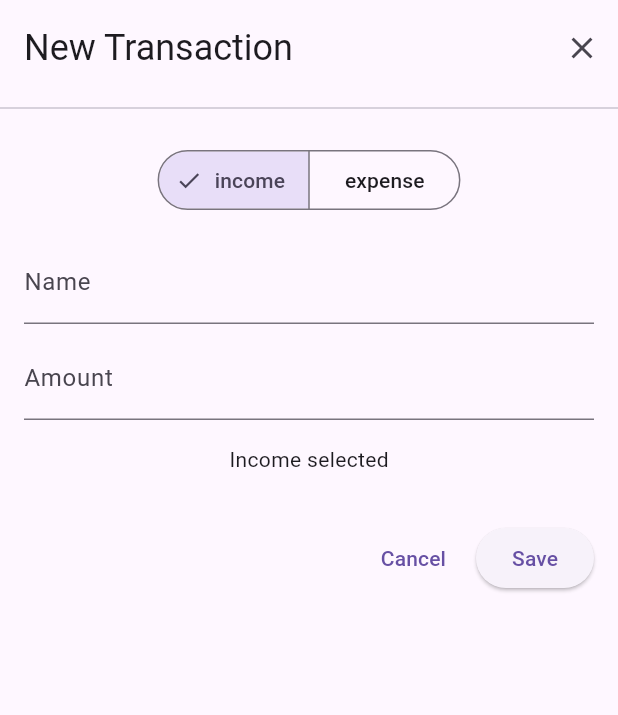
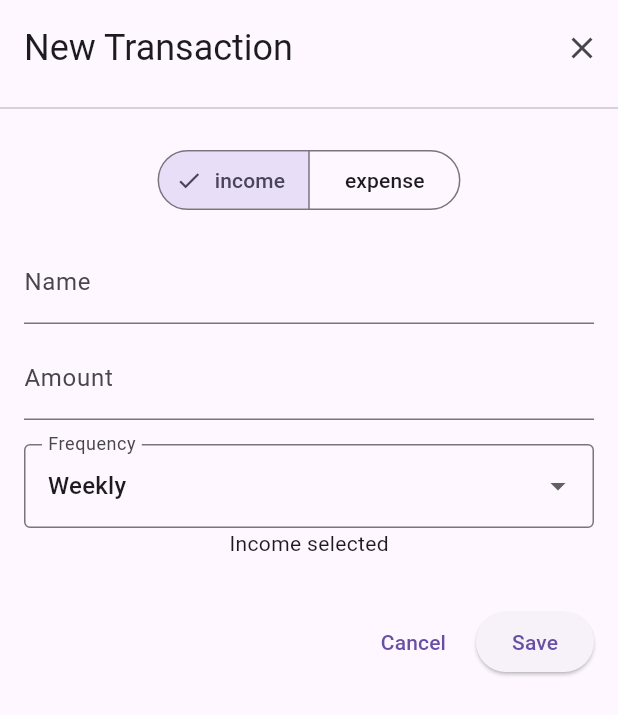
Before and after one commit to Jolvera2001/bud, a Flutter app: the TransactionForm widget shown alone on an empty page, opened directly, on a phone screen of 412 x 824 dp. Shown: the top 715 px of the screen. Run offline on Flutter 3.47's test engine with Material 3 defaults, Android fonts, the phone set to English and light mode, and no system bars; our stand-ins replace isar, logger; accounts and stored records are empty; generated files the repository leaves out were written again.

Commit message:
added recurring pattern dropdown

```diff
--- a/lib/components/transaction_form.dart
+++ b/lib/components/transaction_form.dart
@@ -77,6 +77,55 @@ class _TransactionFormState extends State<TransactionForm> {
                 ),
               ),
               SizedBox(height: 16),
+              DropdownButtonFormField<TransactionPattern>(
+                decoration: InputDecoration(
+                  labelText: "Frequency",
+                  border: OutlineInputBorder()
+                ),
+                value: patternSelection.first,
+                items: [
+                  DropdownMenuItem(value: TransactionPattern.weekly, child: Text("Weekly")),
+                  DropdownMenuItem(value: TransactionPattern.biweekly, child: Text("Biweekly")),
+                  DropdownMenuItem(value: TransactionPattern.bimonthly, child: Text("Bimonthly")),
+                  DropdownMenuItem(value: TransactionPattern.monthly, child: Text("Monthly")),
+                  DropdownMenuItem(value: TransactionPattern.annually, child: Text("Annually")),
+                ],
+                onChanged: (value) {
+                  setState(() {
+                    patternSelection = {value!};
+                  });
+                }
+              ),
+              // SegmentedButton<TransactionPattern>(
+              //   segments: const <ButtonSegment<TransactionPattern>>[
+              //     ButtonSegment<TransactionPattern>(
+              //       value: TransactionPattern.weekly,
+              //       label: Text("weekly", overflow: TextOverflow.ellipsis)
+              //     ),
+              //     ButtonSegment<TransactionPattern>(
+              //       value: TransactionPattern.biweekly,
+              //       label: Text("biweekly", overflow: TextOverflow.ellipsis)
+              //     ),
+              //     ButtonSegment<TransactionPattern>(
+              //       value: TransactionPattern.bimonthly,
+              //       label: Text("bimonthly", overflow: TextOverflow.ellipsis)
+              //     ),
+              //     ButtonSegment<TransactionPattern>(
+              //       value: TransactionPattern.monthly,
+              //       label: Text("monthly", overflow: TextOverflow.ellipsis)
+              //     ),
+              //     ButtonSegment<TransactionPattern>(
+              //       value: TransactionPattern.annually,
+              //       label: Text("annually", overflow: TextOverflow.ellipsis)
+              //     ),
+              //   ],
+              //   selected: patternSelection,
+              //   onSelectionChanged: (Set<TransactionPattern> newSelection) {
+              //     setState(() {
+              //       patternSelection = newSelection;
+              //     });
+              //   },
+              // ),
               typeSelection.first == TransactionType.income
                 ? Text("Income selected")
                 : Text("Expense selected")
```
